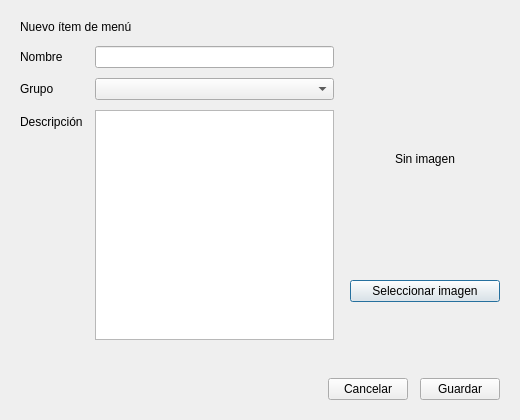
This is vista/menu/menu_form.ui in segovia-gabriel/ProyectoFinal-PracticasII as Qt 5 draws it before an edit. The edited form follows.
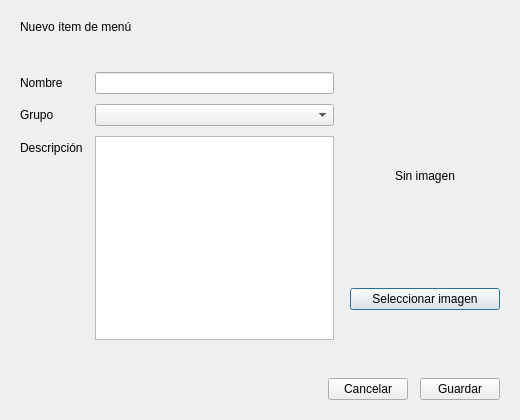
This is the edited form.

Commit message: Avances: modulo salon, panel, imagenes de menu y ajustes en vistas/controladores/modelos

What changed in the file:
```diff
--- a/vista/menu/menu_form.ui
+++ b/vista/menu/menu_form.ui
@@ -39,6 +39,16 @@
      </property>
     </widget>
    </item>
+   <item>
+    <widget class="QLabel" name="label_aviso">
+     <property name="text">
+      <string/>
+     </property>
+     <property name="wordWrap">
+      <bool>true</bool>
+     </property>
+    </widget>
+   </item>
    <item>
     <layout class="QHBoxLayout" name="layout_cuerpo">
      <property name="spacing">
```
The commit also changes 72 other files.
